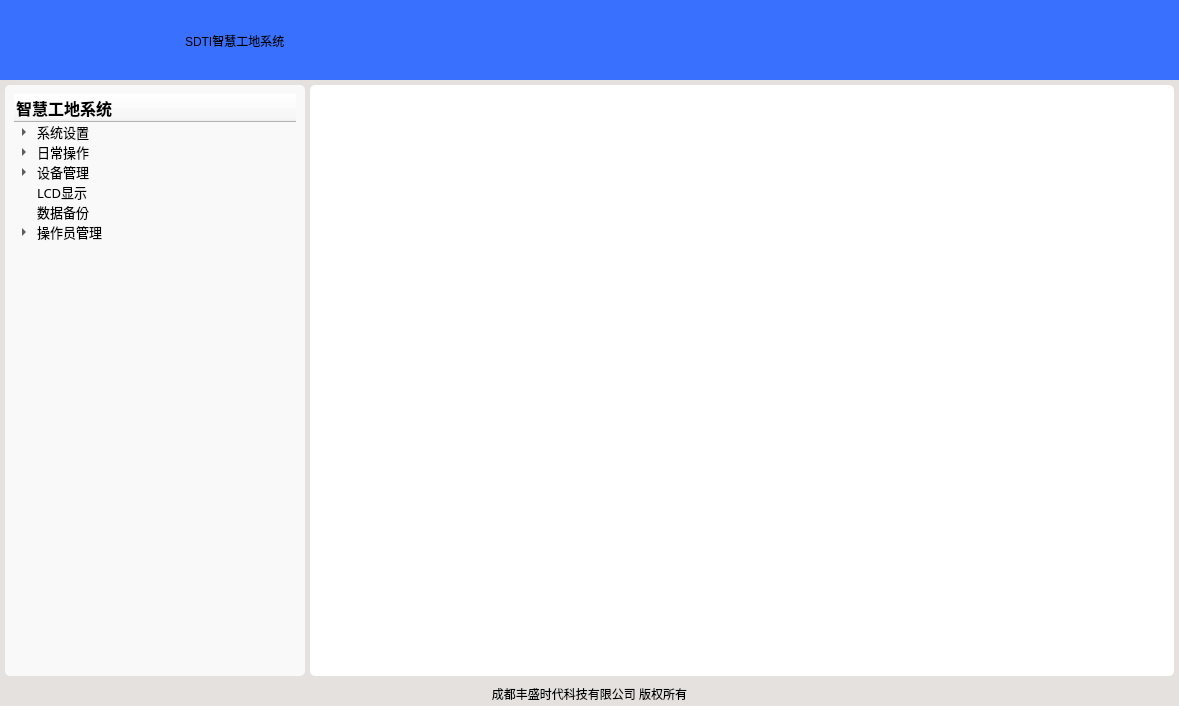
Old version of the form views/mainUi.ui in the repository jamesandjim/wisdom_site.
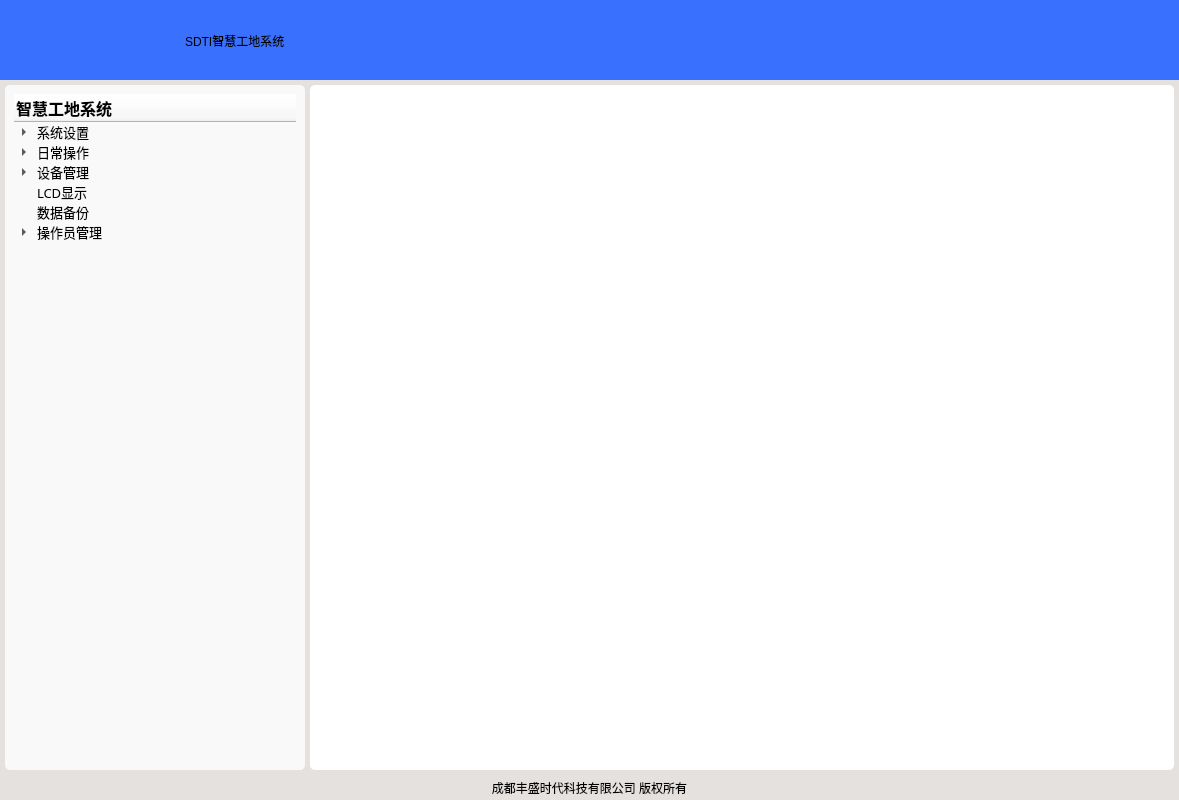
New version of the form. Icons and pictures are not drawn.

What changed in the file:
```diff
--- a/views/mainUi.ui
+++ b/views/mainUi.ui
@@ -10,7 +10,7 @@
     <x>0</x>
     <y>0</y>
     <width>1179</width>
-    <height>706</height>
+    <height>800</height>
    </rect>
   </property>
   <property name="sizePolicy">
@@ -19,6 +19,12 @@
     <verstretch>0</verstretch>
    </sizepolicy>
   </property>
+  <property name="minimumSize">
+   <size>
+    <width>1024</width>
+    <height>800</height>
+   </size>
+  </property>
   <property name="windowTitle">
    <string>智慧工地系统</string>
   </property>
```
